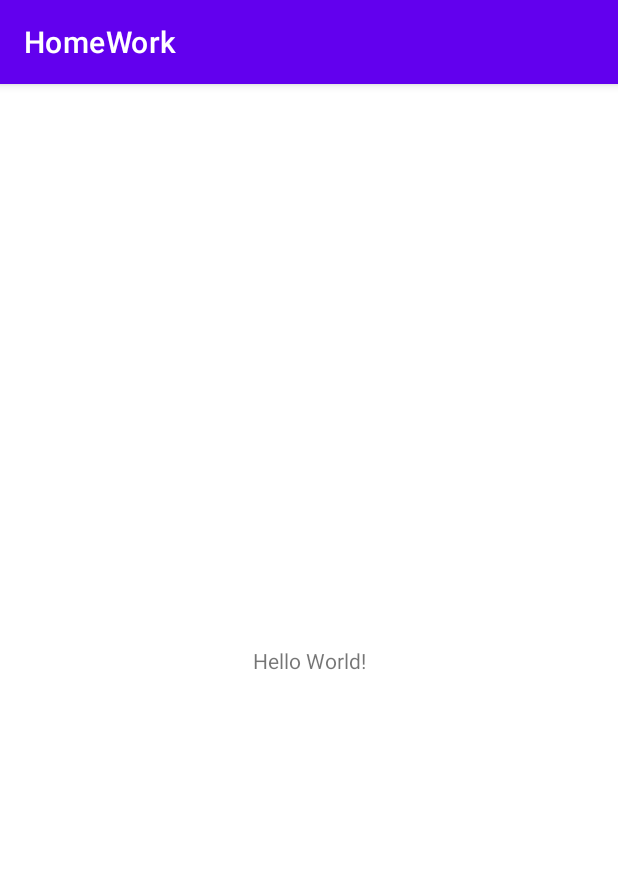
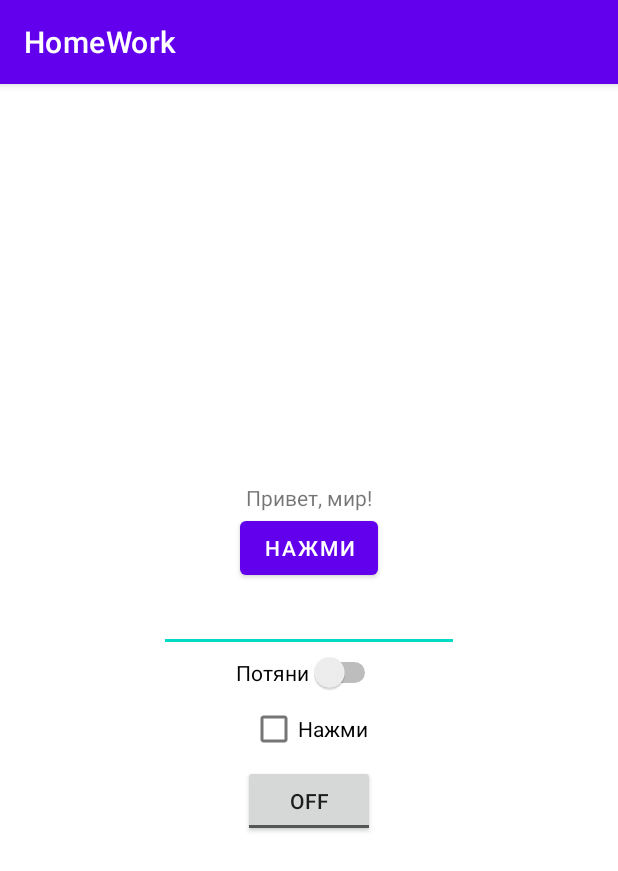
Before and after one commit to stGroshev/Lesson1, an Android app: the screen it shows after launch (MainActivity), on a phone screen of 412 x 824 dp. Shown: the top 871 px of the screen. Run offline under Robolectric (Android 15) with nearby library versions, the phone set to English and light mode, and no system bars.

Commit message:
Урок 1. Выполнил пункт 1 из дз, добавил разные виды View.

```diff
--- a/app/src/main/res/layout/activity_main.xml
+++ b/app/src/main/res/layout/activity_main.xml
@@ -1,18 +1,50 @@
 <?xml version="1.0" encoding="utf-8"?>
-<androidx.constraintlayout.widget.ConstraintLayout xmlns:android="http://schemas.android.com/apk/res/android"
-    xmlns:app="http://schemas.android.com/apk/res-auto"
+<LinearLayout
+    xmlns:android="http://schemas.android.com/apk/res/android"
     xmlns:tools="http://schemas.android.com/tools"
     android:layout_width="match_parent"
     android:layout_height="match_parent"
+    android:orientation="vertical"
+    android:gravity="center"
     tools:context=".MainActivity">
 
     <TextView
+        android:id="@+id/text"
         android:layout_width="wrap_content"
         android:layout_height="wrap_content"
-        android:text="Hello World!"
-        app:layout_constraintBottom_toBottomOf="parent"
-        app:layout_constraintLeft_toLeftOf="parent"
-        app:layout_constraintRight_toRightOf="parent"
-        app:layout_constraintTop_toTopOf="parent" />
+        android:text="@string/Text"
+        android:layout_gravity="center"/>
 
-</androidx.constraintlayout.widget.ConstraintLayout>
+    <Button
+        android:id="@+id/button"
+        android:layout_width="wrap_content"
+        android:layout_height="wrap_content"
+        android:text="@string/press"
+        android:layout_gravity="center"/>
+    <EditText
+        android:id="@+id/editText"
+        android:layout_width="200dp"
+        android:layout_height="wrap_content"
+        android:layout_gravity="center"
+        android:inputType="text"
+        android:autofillHints="username"
+        android:labelFor="@+id/text"/>
+    <Switch
+        android:id="@+id/sw"
+        android:layout_width="wrap_content"
+        android:layout_height="wrap_content"
+        android:text="@string/pull"
+        android:layout_gravity="center" />
+    <CheckBox
+        android:id="@+id/checkBox"
+        android:layout_width="wrap_content"
+        android:layout_height="wrap_content"
+        android:text="@string/press"
+        android:layout_gravity="center"/>
+    <ToggleButton
+        android:id="@+id/toggleButton"
+        android:layout_width="wrap_content"
+        android:layout_height="wrap_content"
+        android:layout_gravity="center"/>
+
+</LinearLayout>
--- a/app/src/main/res/values/strings.xml
+++ b/app/src/main/res/values/strings.xml
@@ -1,3 +1,6 @@
 <resources>
     <string name="app_name">HomeWork</string>
+    <string name="press">Нажми</string>
+    <string name="pull">Потяни</string>
+    <string name="Text">Привет, мир!</string>
 </resources>
```
